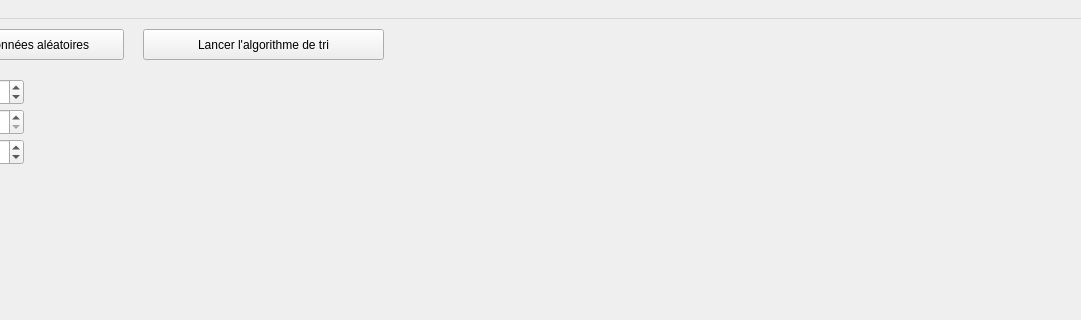
The window that mainwindow.ui (AlDurdiev/SortingAlgoQt) describes before a commit, drawn with Qt 5; both pictures show x 127 to 1208 and y 0 to 320 of the 1208 by 673 pixel window.
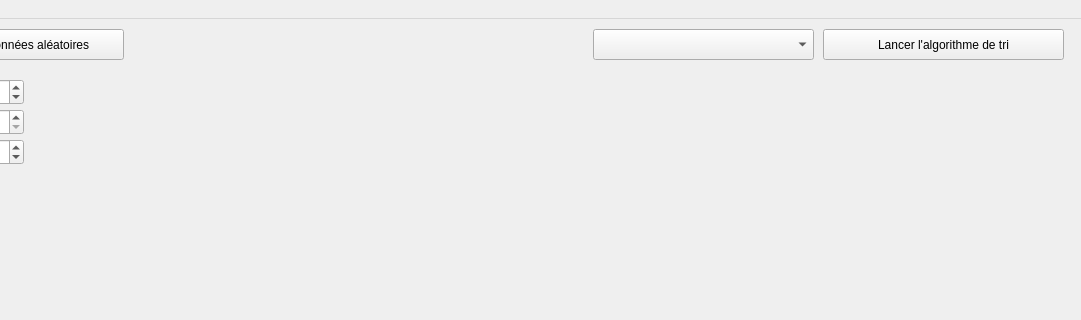
The same window after the commit.

The edit to the form file:
```diff
--- a/mainwindow.ui
+++ b/mainwindow.ui
@@ -30,7 +30,7 @@
    <widget class="QPushButton" name="btnLaunchAlgo">
     <property name="geometry">
      <rect>
-      <x>270</x>
+      <x>950</x>
       <y>10</y>
       <width>241</width>
       <height>31</height>
@@ -104,7 +104,7 @@
     <property name="geometry">
      <rect>
       <x>10</x>
-      <y>220</y>
+      <y>170</y>
       <width>1189</width>
       <height>449</height>
      </rect>
@@ -121,6 +121,16 @@
      <layout class="QHBoxLayout" name="layoutBarGraph"/>
     </widget>
    </widget>
+   <widget class="QComboBox" name="comboBoxAlgoChoice">
+    <property name="geometry">
+     <rect>
+      <x>720</x>
+      <y>10</y>
+      <width>221</width>
+      <height>31</height>
+     </rect>
+    </property>
+   </widget>
   </widget>
   <widget class="QMenuBar" name="menubar">
    <property name="geometry">
```
